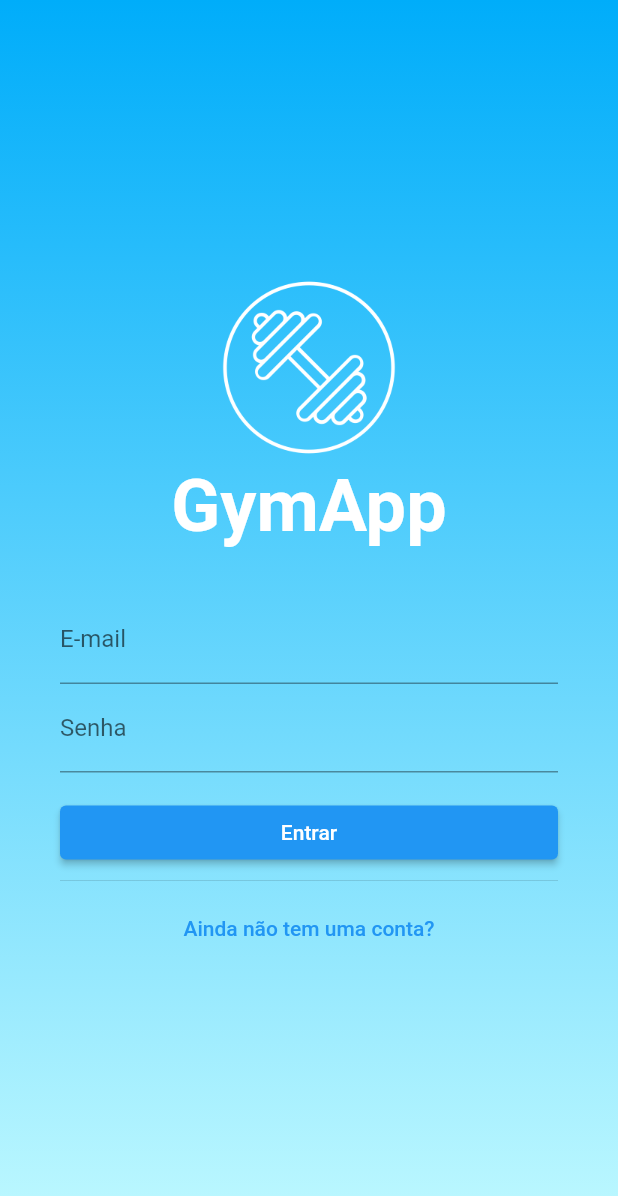
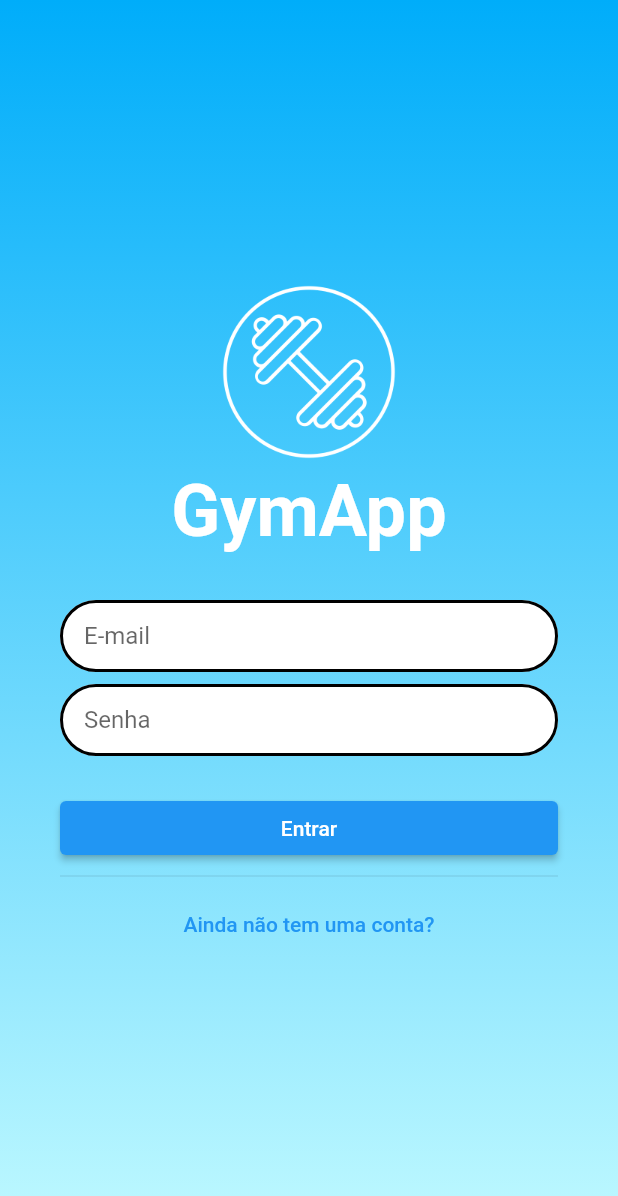
Before and after one commit to jessicaosouza/gymapp, a Flutter app: the screen it shows after launch, on a phone screen of 412 x 824 dp. Shown: the top 1196 px of the screen. Run offline on Flutter 3.47's test engine with Material 2 defaults, Android fonts, the phone set to English and light mode, and no system bars.

Commit message:
wip: design login e cadastro

```diff
--- /dev/null
+++ b/lib/components/decoration_auth_inputs.dart
@@ -0,0 +1,29 @@
+import 'package:flutter/material.dart';
+import 'package:gymapp/_core/app_colors.dart';
+
+InputDecoration getAuthInputDecoration(String label) {
+  return InputDecoration(
+    hintText: label,
+    label: Text(label),
+    fillColor: Colors.white,
+    filled: true,
+    contentPadding: const EdgeInsets.fromLTRB(16, 8, 16, 8),
+    border: OutlineInputBorder(
+      borderRadius: BorderRadius.circular(64),
+    ),
+    enabledBorder: OutlineInputBorder(
+      borderRadius: BorderRadius.circular(64),
+      borderSide: const BorderSide(
+        color: Colors.black,
+        width: 2,
+      ),
+    ),
+    focusedBorder: OutlineInputBorder(
+      borderRadius: BorderRadius.circular(64),
+      borderSide: const BorderSide(
+        color: AppColors.darkBlue,
+        width: 4,
+      ),
+    ),
+  );
+}
--- a/lib/screens/auth_screen.dart
+++ b/lib/screens/auth_screen.dart
@@ -1,5 +1,6 @@
 import "package:flutter/material.dart";
 import "package:gymapp/_core/app_colors.dart";
+import "package:gymapp/components/decoration_auth_inputs.dart";
 
 class AuthScreen extends StatefulWidget {
   const AuthScreen({super.key});
@@ -54,30 +55,26 @@ class _AuthScreenState extends State<AuthScreen> {
                         height: 32,
                       ),
                       TextFormField(
-                        decoration: const InputDecoration(
-                          label: Text("E-mail"),
-                        ),
+                        decoration: getAuthInputDecoration("E-mail"),
                       ),
+                      const SizedBox(height: 8),
                       TextFormField(
-                        decoration: const InputDecoration(
-                          label: Text("Senha"),
-                        ),
+                        decoration: getAuthInputDecoration("Senha"),
                         obscureText: true,
                       ),
+                      const SizedBox(height: 8),
                       Visibility(
                         visible: !wantLogin,
                         child: Column(
                           children: [
                             TextFormField(
-                              decoration: const InputDecoration(
-                                label: Text("Confirme Senha"),
-                              ),
+                              decoration:
+                                  getAuthInputDecoration("Confirmar Senha"),
                               obscureText: true,
                             ),
+                            const SizedBox(height: 8),
                             TextFormField(
-                              decoration: const InputDecoration(
-                                label: Text("Nome"),
-                              ),
+                              decoration: getAuthInputDecoration("Nome"),
                             ),
                           ],
                         ),
```
Also changed, not shown: pubspec.lock, 1 other file.
